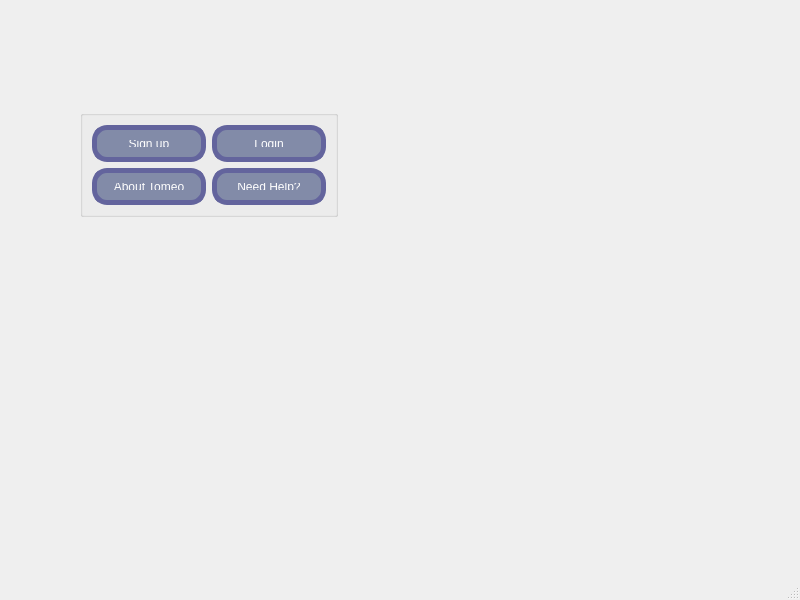
Before: the Qt Designer form UI_cw3/mainwindow.ui in Honggeiry/ui, drawn with Qt 5.
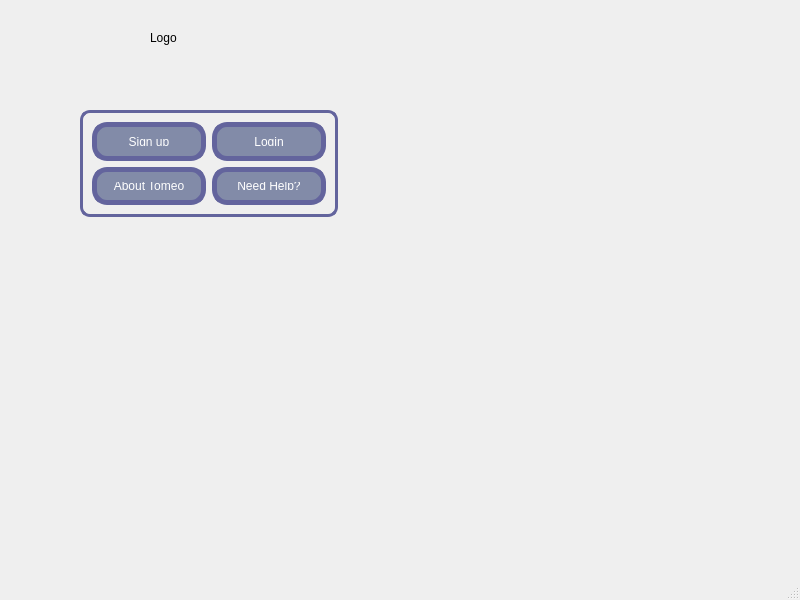
After: the same form once the commit is applied.

Patch:
```diff
--- a/UI_cw3/mainwindow.ui
+++ b/UI_cw3/mainwindow.ui
@@ -23,6 +23,10 @@
       <height>107</height>
      </rect>
     </property>
+    <property name="styleSheet">
+     <string notr="true">border: 3px solid rgb(99, 100, 157);
+border-radius: 10px;</string>
+    </property>
     <property name="title">
      <string/>
     </property>
@@ -133,6 +137,19 @@
      </item>
     </layout>
    </widget>
+   <widget class="QLabel" name="logo">
+    <property name="geometry">
+     <rect>
+      <x>150</x>
+      <y>30</y>
+      <width>58</width>
+      <height>16</height>
+     </rect>
+    </property>
+    <property name="text">
+     <string>Logo</string>
+    </property>
+   </widget>
   </widget>
   <widget class="QMenuBar" name="menubar">
    <property name="geometry">
```
